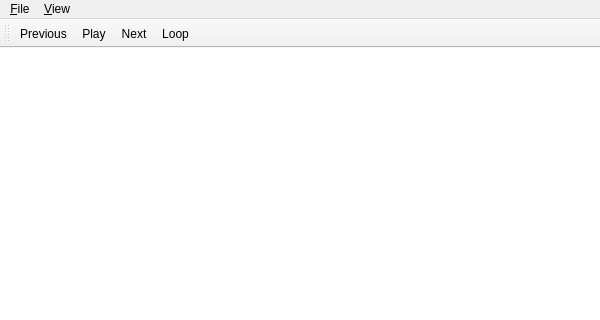
The window that mainwindow.ui (nilsding/foxbox) describes before a commit, drawn with Qt 5.
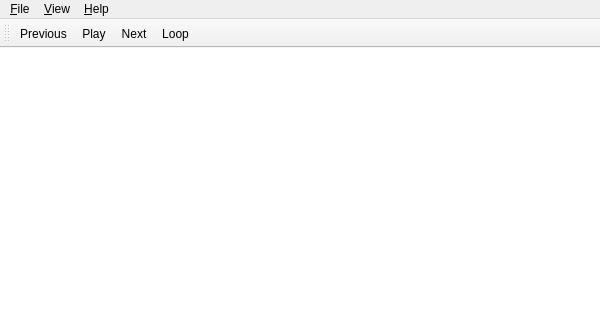
The same window after the commit. Icons and pictures are not drawn.

Commit message: Add about dialog

Patch:
```diff
--- a/mainwindow.ui
+++ b/mainwindow.ui
@@ -70,8 +70,16 @@
     </property>
     <addaction name="qaMiniplayer"/>
    </widget>
+   <widget class="QMenu" name="menu_Help">
+    <property name="title">
+     <string>&amp;Help</string>
+    </property>
+    <addaction name="qaAboutFoxbox"/>
+    <addaction name="qaAboutQt"/>
+   </widget>
    <addaction name="menu_File"/>
    <addaction name="menu_View"/>
+   <addaction name="menu_Help"/>
   </widget>
   <widget class="QToolBar" name="toolBar">
    <property name="windowTitle">
```
Left out of the diff: 10 changed lines with no effect on the pictures. The commit also changes 5 other files.
